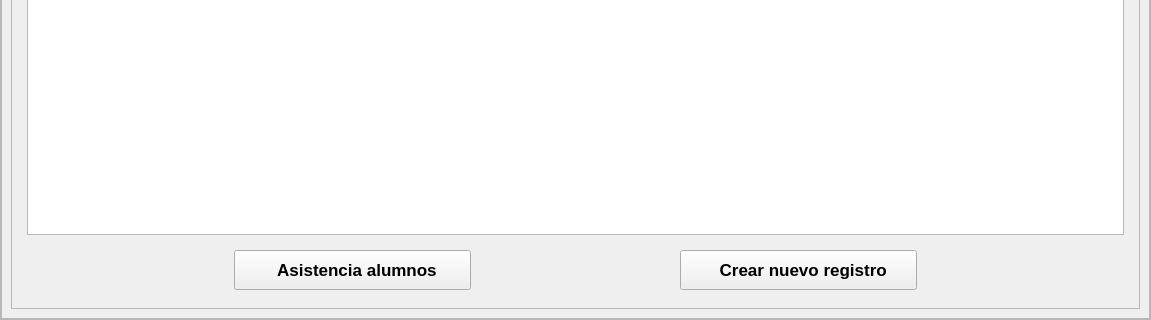
First picture: the form in recursos_graficos_y_logicos/elementos_graficos_ui/pantalla_de_vista_general_de_alumnos.ui, repository Enmanuel-86/TELA-APP, before the edit; both pictures show x 0 to 1151 and y 294 to 614 of the 1151 by 614 pixel window.
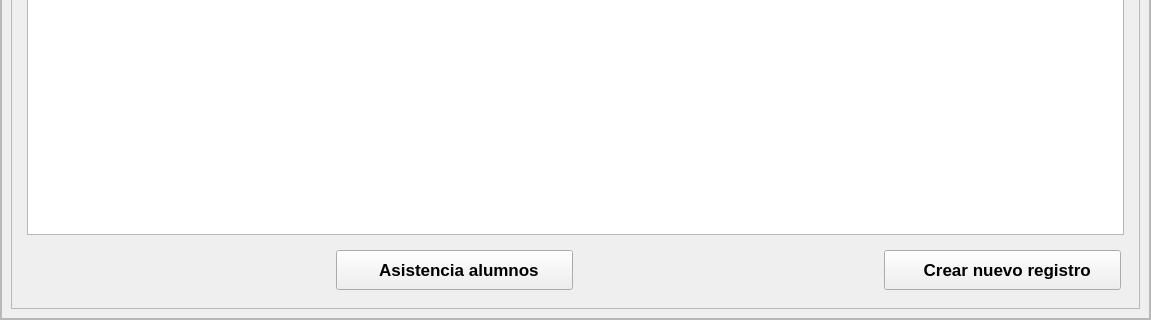
Second picture: the form after the edit. Icons and pictures are not drawn.

Commit message: El boton de buscar no tenia la propiedad dinamica para tomar el estilo

```diff
--- a/recursos_graficos_y_logicos/elementos_graficos_ui/pantalla_de_vista_general_de_alumnos.ui
+++ b/recursos_graficos_y_logicos/elementos_graficos_ui/pantalla_de_vista_general_de_alumnos.ui
@@ -795,19 +795,6 @@
                   </property>
                  </widget>
                 </item>
-                <item>
-                 <spacer name="horizontalSpacer_5">
-                  <property name="orientation">
-                   <enum>Qt::Horizontal</enum>
-                  </property>
-                  <property name="sizeHint" stdset="0">
-                   <size>
-                    <width>182</width>
-                    <height>20</height>
-                   </size>
-                  </property>
-                 </spacer>
-                </item>
                </layout>
               </widget>
              </item>
```
Left out of the diff: 3 changed lines with no effect on the pictures. The commit also changes 1 other file.
